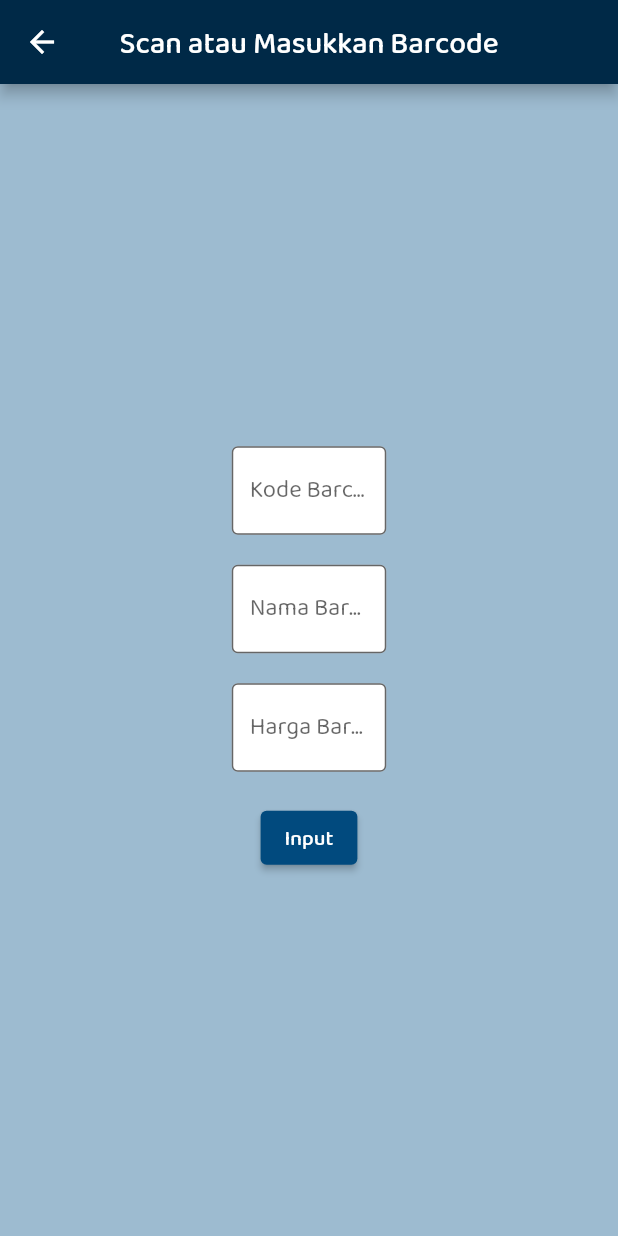
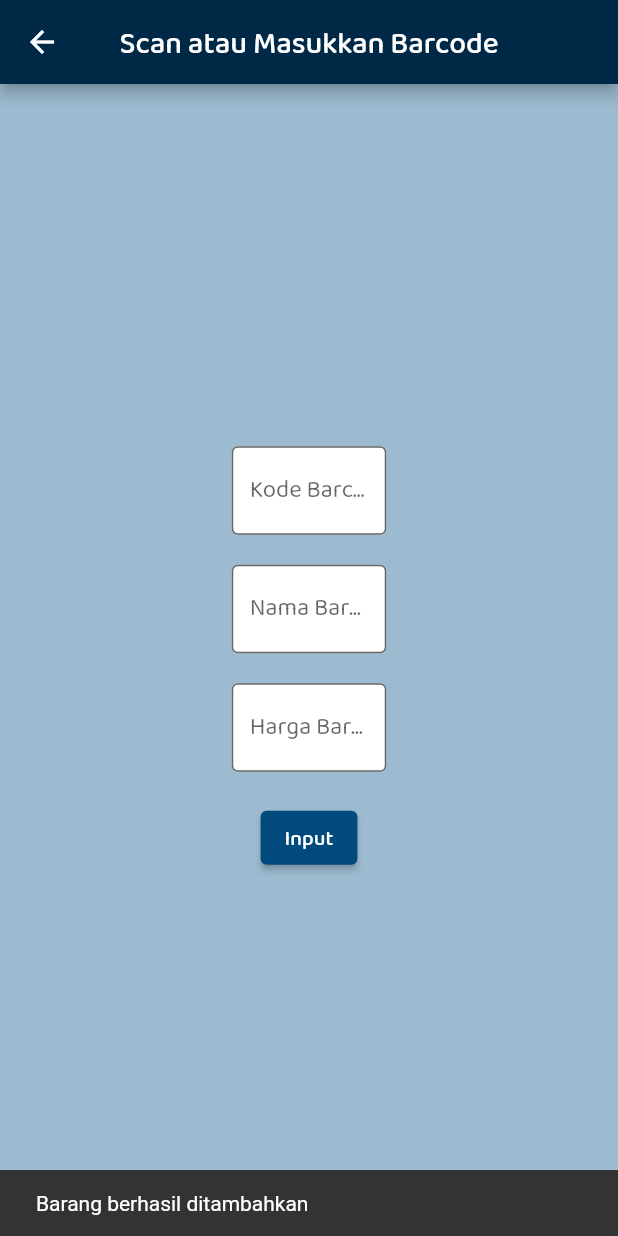
Before and after one commit to Farij35/ritoselfcheckout, a Flutter app: the AdminInputItem screen opened directly, after a tap on "Input", on a phone screen of 412 x 824 dp. Run offline on Flutter 3.47's test engine with Material 2 defaults, Android fonts, the phone set to English and light mode, and no system bars; our stand-ins replace cloud_firestore, firebase_auth, firebase_core, syncfusion_flutter_charts; accounts and stored records are empty.

Commit message:
add tambah item

```diff
--- /dev/null
+++ b/lib/data/datasources/remote/firestore_add_data.dart
@@ -0,0 +1,18 @@
+import 'package:cloud_firestore/cloud_firestore.dart';
+import 'package:ritoselfcheckout/presentation/controllers/text_field_controller.dart';
+
+double itemPrice = double.tryParse(NewItemInputController.itemPriceController.text) ?? 0.0;
+
+final itemsData = <String, dynamic> {
+  "barcode": NewItemInputController.barcodeController.text,
+  "nama_barang": NewItemInputController.itemNameController.text,
+  "harga_barang": itemPrice,
+  "qty": 0
+};
+
+Future<void> addData(String collection, String docId, Map<String, dynamic> data) async {
+  await FirebaseFirestore.instance
+      .collection(collection)
+      .doc(docId)
+      .set(data);
+}
--- a/lib/presentation/controllers/text_field_controller.dart
+++ b/lib/presentation/controllers/text_field_controller.dart
@@ -51,3 +51,15 @@ void clearLoginControllers() {
     controller.clear();
   }
 }
+
+void clearInputItemControllers() {
+  List<TextEditingController> controllers = [
+    NewItemInputController.barcodeController,
+    NewItemInputController.itemNameController,
+    NewItemInputController.itemPriceController,
+  ];
+
+  for (TextEditingController controller in controllers) {
+    controller.clear();
+  }
+}
--- a/lib/presentation/screens/admin/admin_input_new_item.dart
+++ b/lib/presentation/screens/admin/admin_input_new_item.dart
@@ -1,4 +1,5 @@
 import 'package:flutter/material.dart';
+import 'package:ritoselfcheckout/data/datasources/remote/firestore_add_data.dart';
 import 'package:ritoselfcheckout/presentation/controllers/text_field_controller.dart';
 import 'package:ritoselfcheckout/presentation/widgets/build_appbar.dart';
 import '../../widgets/build_button.dart';
@@ -23,7 +24,15 @@ class AdminInputItem extends StatelessWidget {
             buildSizedBox(20, 0),
             buildTextField(context, 4, NewItemInputController.itemPriceController, 'Harga Barang', false),
             buildSizedBox(20, 0),
-            buildButton('Input', const Color(0xFF014A7E), () {} ),
+            buildButton('Input', const Color(0xFF014A7E), () {
+              addData('items_data', NewItemInputController.barcodeController.text, itemsData);
+              ScaffoldMessenger.of(context).showSnackBar(
+                const SnackBar(
+                  content: Text('Barang berhasil ditambahkan'),
+                ),
+              );
+              clearInputItemControllers();
+            }),
           ],
         ),
       ),
```
